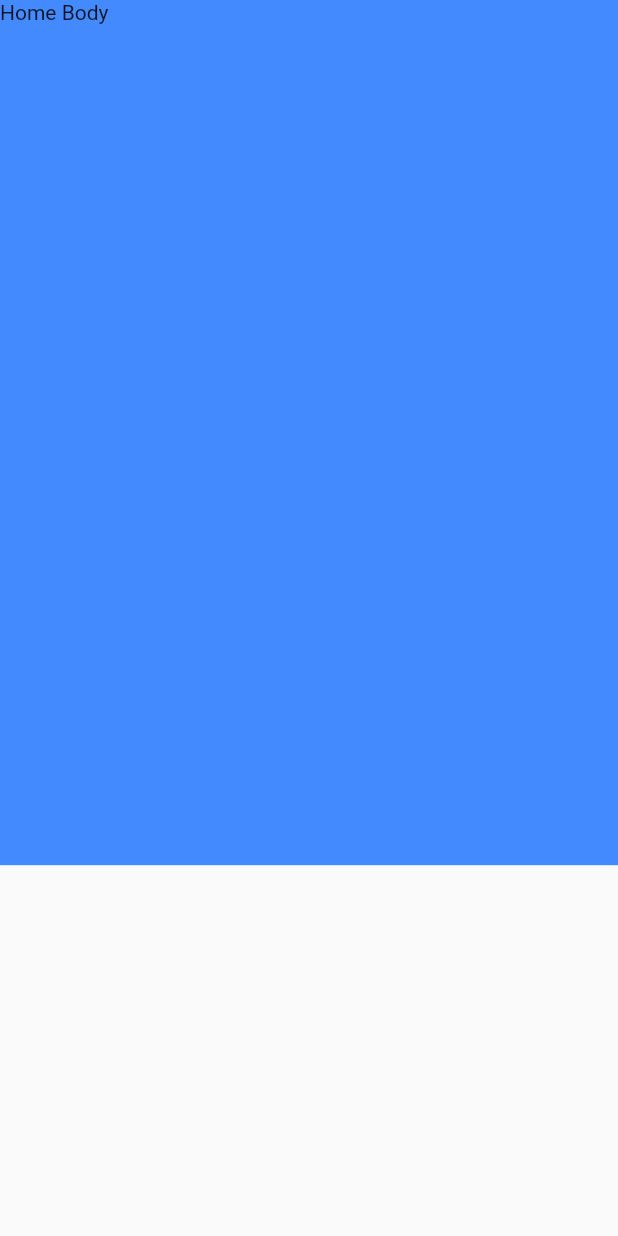
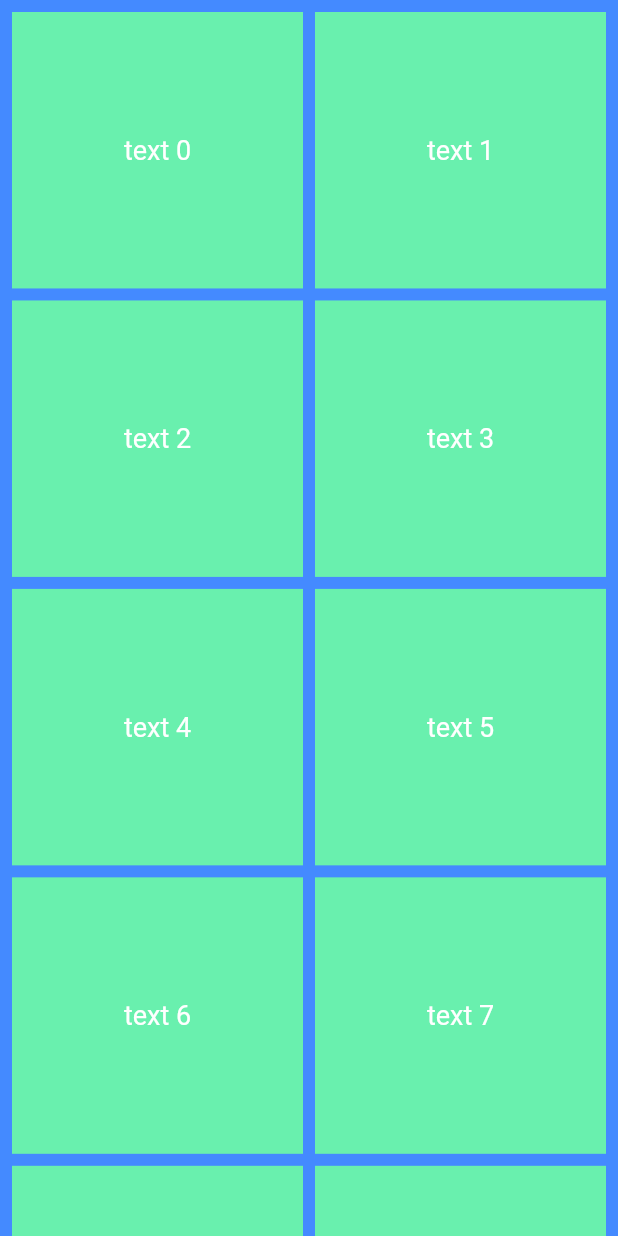
Before and after one commit to SouravBarmanBS23/fake_ecommerce, a Flutter app: the HomeBody widget shown alone on an empty page, opened directly, on a phone screen of 412 x 824 dp. Run offline on Flutter 3.47's test engine with Material 2 defaults, Android fonts, the phone set to English and light mode, and no system bars; our stand-ins replace cached_network_image, carousel_slider, dartz, dio, dots_indicator, equatable and 4 more; network calls fail.

Commit message:
gridview added

```diff
--- a/lib/src/features/home_product/home_body/presentation/pages/home_body.dart
+++ b/lib/src/features/home_product/home_body/presentation/pages/home_body.dart
@@ -17,11 +17,35 @@ class _HomeBodyState extends ConsumerState<HomeBody> {
     screenWidth = MediaQuery.of(context).size.width;
     screenHeight =  MediaQuery.of(context).size.height;
 
-    return Container(
-      height: screenHeight * 0.7,
-      color: Colors.blueAccent,
-      width: double.infinity,
-      child: Text('Home Body'),
+    return Flexible(
+      child: Container(
+        color: Colors.blueAccent,
+        width: double.infinity,
+        child: GridView.builder(
+          physics: BouncingScrollPhysics(),
+          shrinkWrap: false,
+          gridDelegate: const SliverGridDelegateWithFixedCrossAxisCount(
+            crossAxisCount: 2, // number of items in each row
+            mainAxisSpacing: 8.0, // spacing between rows
+            crossAxisSpacing: 8.0,
+            childAspectRatio: 20/19 ,
+            // spacing between columns
+          ),
+          padding: const EdgeInsets.all(8.0), // padding around the grid
+          itemCount: 10, // total number of items
+          itemBuilder: (context, index) {
+            return Container(
+              color: Colors.greenAccent, // color of grid items
+              child: Center(
+                child: Text(
+                  'text $index',
+                  style: const TextStyle(fontSize: 18.0, color: Colors.white),
+                ),
+              ),
+            );
+          },
+        ),
+      ),
     );
   }
 }
```
Also changed, not shown: lib/src/features/home_product/home/presentation/home_page.dart (+30 -6 lines).
